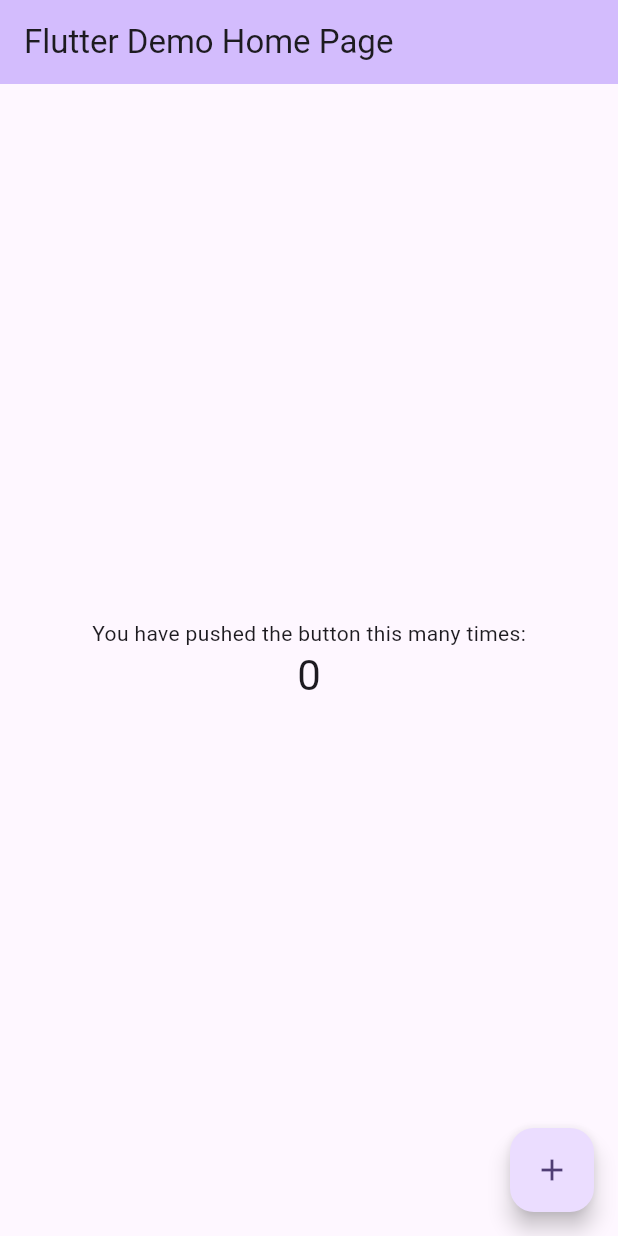
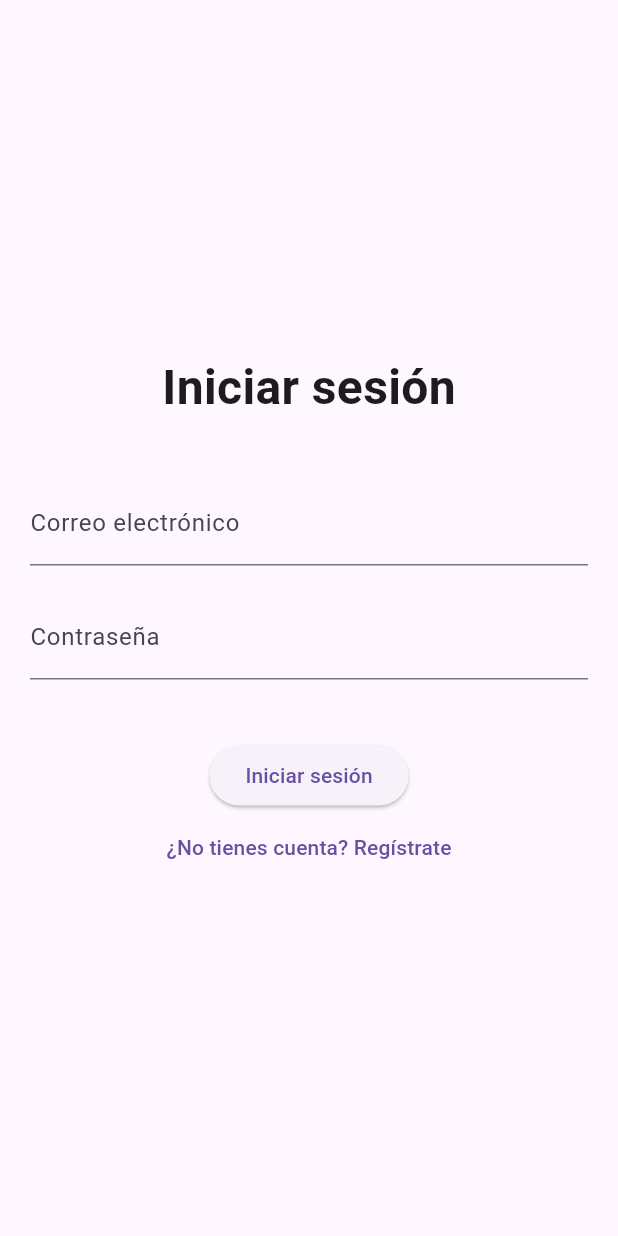
Before and after one commit to robecm/FaceCheck-UANL-Frontend, a Flutter app: the screen it shows after launch, on a phone screen of 412 x 824 dp. Run offline on Flutter 3.47's test engine with Material 3 defaults, Android fonts, the phone set to English and light mode, and no system bars.

Commit message:
Add login screen implementation

```diff
--- /dev/null
+++ b/lib/login_screen.dart
@@ -0,0 +1,95 @@
+import 'package:flutter/material.dart';
+
+class LoginScreen extends StatefulWidget {
+  const LoginScreen({super.key});
+
+  @override
+  LoginScreenState createState() => LoginScreenState();
+}
+
+class LoginScreenState extends State<LoginScreen> {
+  final _formKey = GlobalKey<FormState>();
+  String _email = '';
+  String _password = '';
+
+  void _submit() {
+    if (_formKey.currentState != null && _formKey.currentState!.validate()) {
+      _formKey.currentState!.save();
+
+      // TODO Login logic
+      print('Email: $_email, Password: $_password');
+
+      Navigator.pushReplacementNamed(context, '/home');
+    }
+  }
+
+  @override
+  Widget build(BuildContext context) {
+    return Scaffold(
+      body: Padding(
+        padding: const EdgeInsets.all(20.0),
+        child: Center(
+          child: SingleChildScrollView(
+            child: Form(
+              key: _formKey,
+              child: Column(
+                mainAxisAlignment: MainAxisAlignment.center,
+                children: [
+                  Text(
+                    'Iniciar sesión',
+                    style: TextStyle(fontSize: 32, fontWeight: FontWeight.bold),
+                  ),
+                  SizedBox(height: 40),
+                  TextFormField(
+                    decoration: InputDecoration(labelText: 'Correo electrónico'),
+                    keyboardType: TextInputType.emailAddress,
+                    validator: (value) {
+                      if (value == null || value.isEmpty) {
+                        return 'Introduce tu correo';
+                      }
+                      if (!value.contains('@')) {
+                        return 'Introduce un correo válido';
+                      }
+                      return null;
+                    },
+                    onSaved: (value) {
+                      _email = value!;
+                    },
+                  ),
+                  SizedBox(height: 20),
+                  TextFormField(
+                    decoration: InputDecoration(labelText: 'Contraseña'),
+                    obscureText: true,
+                    validator: (value) {
+                      if (value == null || value.isEmpty) {
+                        return 'Introduce tu contraseña';
+                      }
+                      if (value.length < 6) {
+                        return 'La contraseña debe tener al menos 6 caracteres';
+                      }
+                      return null;
+                    },
+                    onSaved: (value) {
+                      _password = value!;
+                    },
+                  ),
+                  SizedBox(height: 40),
+                  ElevatedButton(
+                    onPressed: _submit,
+                    child: Text('Iniciar sesión'),
+                  ),
+                  TextButton(
+                    onPressed: () {
+                      // TODO Register or recover pwd
+                    },
+                    child: Text('¿No tienes cuenta? Regístrate'),
+                  ),
+                ],
+              )
+            ),
+          ),
+        ),
+      )
+    );
+  }
+}
--- a/lib/main.dart
+++ b/lib/main.dart
@@ -1,125 +1,31 @@
 import 'package:flutter/material.dart';
+import 'login_screen.dart';
 
 void main() {
-  runApp(const MyApp());
+  runApp(MyApp());
 }
 
 class MyApp extends StatelessWidget {
   const MyApp({super.key});
-
-  // This widget is the root of your application.
   @override
   Widget build(BuildContext context) {
     return MaterialApp(
-      title: 'Flutter Demo',
-      theme: ThemeData(
-        // This is the theme of your application.
-        //
-        // TRY THIS: Try running your application with "flutter run". You'll see
-        // the application has a purple toolbar. Then, without quitting the app,
-        // try changing the seedColor in the colorScheme below to Colors.green
-        // and then invoke "hot reload" (save your changes or press the "hot
-        // reload" button in a Flutter-supported IDE, or press "r" if you used
-        // the command line to start the app).
-        //
-        // Notice that the counter didn't reset back to zero; the application
-        // state is not lost during the reload. To reset the state, use hot
-        // restart instead.
-        //
-        // This works for code too, not just values: Most code changes can be
-        // tested with just a hot reload.
-        colorScheme: ColorScheme.fromSeed(seedColor: Colors.deepPurple),
-        useMaterial3: true,
-      ),
-      home: const MyHomePage(title: 'Flutter Demo Home Page'),
+      debugShowCheckedModeBanner: false,
+      initialRoute: '/',
+      routes: {
+        '/': (context) => LoginScreen(),
+        '/home': (context) => HomeScreen(),  // Define la pantalla de inicio después del login
+      },
     );
   }
 }
 
-class MyHomePage extends StatefulWidget {
-  const MyHomePage({super.key, required this.title});
-
-  // This widget is the home page of your application. It is stateful, meaning
-  // that it has a State object (defined below) that contains fields that affect
-  // how it looks.
-
-  // This class is the configuration for the state. It holds the values (in this
-  // case the title) provided by the parent (in this case the App widget) and
-  // used by the build method of the State. Fields in a Widget subclass are
-  // always marked "final".
-
-  final String title;
-
-  @override
-  State<MyHomePage> createState() => _MyHomePageState();
-}
-
-class _MyHomePageState extends State<MyHomePage> {
-  int _counter = 0;
-
-  void _incrementCounter() {
-    setState(() {
-      // This call to setState tells the Flutter framework that something has
-      // changed in this State, which causes it to rerun the build method below
-      // so that the display can reflect the updated values. If we changed
-      // _counter without calling setState(), then the build method would not be
-      // called again, and so nothing would appear to happen.
-      _counter++;
-    });
-  }
-
+class HomeScreen extends StatelessWidget {
+  const HomeScreen({super.key});
   @override
   Widget build(BuildContext context) {
-    // This method is rerun every time setState is called, for instance as done
-    // by the _incrementCounter method above.
-    //
-    // The Flutter framework has been optimized to make rerunning build methods
-    // fast, so that you can just rebuild anything that needs updating rather
-    // than having to individually change instances of widgets.
     return Scaffold(
-      appBar: AppBar(
-        // TRY THIS: Try changing the color here to a specific color (to
-        // Colors.amber, perhaps?) and trigger a hot reload to see the AppBar
-        // change color while the other colors stay the same.
-        backgroundColor: Theme.of(context).colorScheme.inversePrimary,
-        // Here we take the value from the MyHomePage object that was created by
-        // the App.build method, and use it to set our appbar title.
-        title: Text(widget.title),
-      ),
-      body: Center(
-        // Center is a layout widget. It takes a single child and positions it
-        // in the middle of the parent.
-        child: Column(
-          // Column is also a layout widget. It takes a list of children and
-          // arranges them vertically. By default, it sizes itself to fit its
-          // children horizontally, and tries to be as tall as its parent.
-          //
-          // Column has various properties to control how it sizes itself and
-          // how it positions its children. Here we use mainAxisAlignment to
-          // center the children vertically; the main axis here is the vertical
-          // axis because Columns are vertical (the cross axis would be
-          // horizontal).
-          //
-          // TRY THIS: Invoke "debug painting" (choose the "Toggle Debug Paint"
-          // action in the IDE, or press "p" in the console), to see the
-          // wireframe for each widget.
-          mainAxisAlignment: MainAxisAlignment.center,
-          children: <Widget>[
-            const Text(
-              'You have pushed the button this many times:',
-            ),
-            Text(
-              '$_counter',
-              style: Theme.of(context).textTheme.headlineMedium,
-            ),
-          ],
-        ),
-      ),
-      floatingActionButton: FloatingActionButton(
-        onPressed: _incrementCounter,
-        tooltip: 'Increment',
-        child: const Icon(Icons.add),
-      ), // This trailing comma makes auto-formatting nicer for build methods.
+      body: Center(child: Text('Bienvenido a la pantalla principal')),
     );
   }
 }
```
